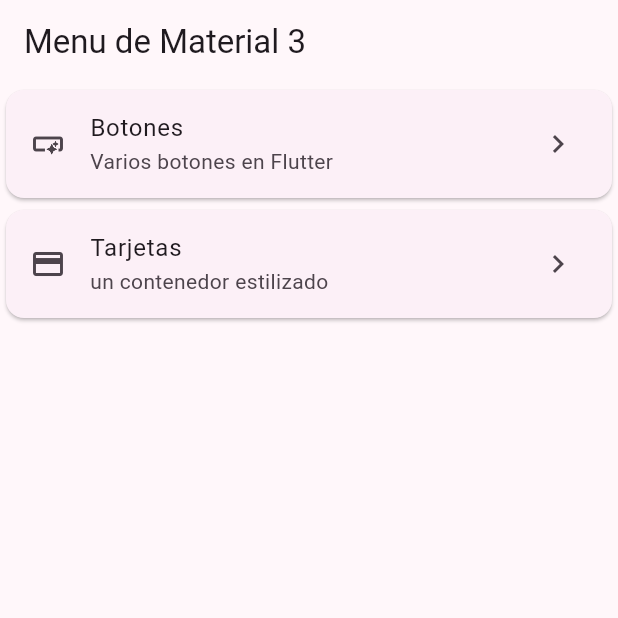
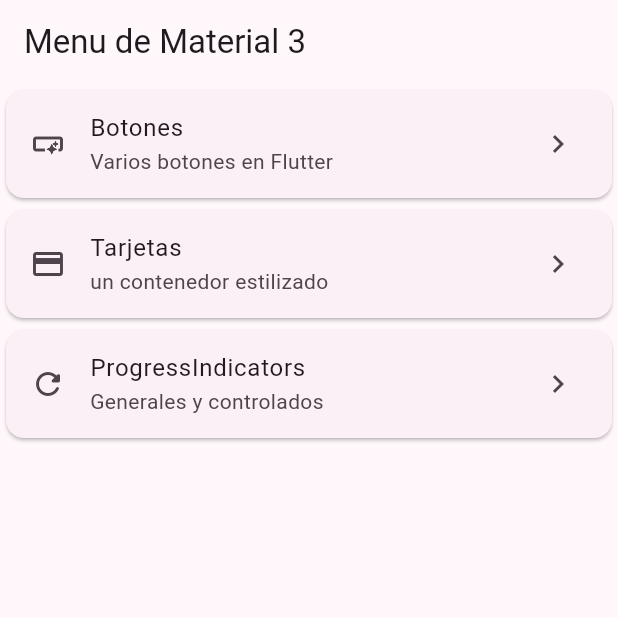
Before and after one commit to ScrobeZ/halloween, a Flutter app: the screen it shows after launch, on a phone screen of 412 x 824 dp, the top half of it. Run offline on Flutter 3.47's test engine with Material 2 defaults, Android fonts, the phone set to English and light mode, and no system bars; our stand-ins replace go_router.

Commit message:
Cambios del profe

```diff
--- a/lib/config/menu/menu_items.dart
+++ b/lib/config/menu/menu_items.dart
@@ -1,7 +1,6 @@
 import 'package:flutter/material.dart';
 
 class MenuItem {
-  final String screenName;
   final String title;
   final String subTitle;
   final String link;
@@ -11,8 +10,7 @@ class MenuItem {
       {required this.title,
       required this.subTitle,
       required this.link,
-      required this.icon,
-      required this.screenName});
+      required this.icon});
 }
 
 List<MenuItem> appMenuItems = <MenuItem>[
@@ -20,12 +18,15 @@ List<MenuItem> appMenuItems = <MenuItem>[
       title: 'Botones',
       subTitle: 'Varios botones en Flutter',
       link: '/buttons',
-      icon: Icons.smart_button_outlined,
-      screenName: 'button_screen'),
+      icon: Icons.smart_button_outlined),
   const MenuItem(
       title: 'Tarjetas',
       subTitle: 'un contenedor estilizado',
       link: '/cards',
-      icon: Icons.credit_card,
-      screenName: 'card_screen'),
+      icon: Icons.credit_card),
+  const MenuItem(
+      title: 'ProgressIndicators',
+      subTitle: 'Generales y controlados',
+      link: '/progress',
+      icon: Icons.refresh_rounded),
 ];
--- a/lib/config/router/app_router.dart
+++ b/lib/config/router/app_router.dart
@@ -1,5 +1,6 @@
 import 'package:flutter/material.dart';
 import 'package:go_router/go_router.dart';
+import 'package:halloween/screens/progress/progress_screen.dart';
 import 'package:halloween/screens/screens.dart';
 
 final GoRouter appRouter = GoRouter(
@@ -22,5 +23,11 @@ final GoRouter appRouter = GoRouter(
       builder: (BuildContext context, GoRouterState state) =>
           const CardsScreen(),
     ),
+    GoRoute(
+      path: '/progress',
+      name: ProgressScreen.screenName,
+      builder: (BuildContext context, GoRouterState state) =>
+          const ProgressScreen(),
+    ),
   ],
 );
--- a/lib/screens/home/home_screen.dart
+++ b/lib/screens/home/home_screen.dart
@@ -48,7 +48,7 @@ class _ListTileMenuItems extends StatelessWidget {
         subtitle: Text(menuItem.subTitle),
         trailing: const Icon(Icons.navigate_next),
         onTap: () {
-          context.pushNamed(menuItem.screenName);
+          context.pushNamed(menuItem.title);
         },
       ),
     );
```
Also changed, not shown: lib/screens/animated/animated_screen.dart (added, +11 -0 lines), lib/screens/app_tutorial/app_tutorial_screen.dart (added, +11 -0 lines), lib/screens/infinite_scroll/infinite_scroll_screen.dart (added, +11 -0 lines), lib/screens/progress/progress_screen.dart (added, +79 -0 lines), lib/screens/snackbar/snackbar_screen.dart (added, +11 -0 lines), lib/screens/ui_controls/ui_controls_screen.dart (added, +11 -0 lines).
